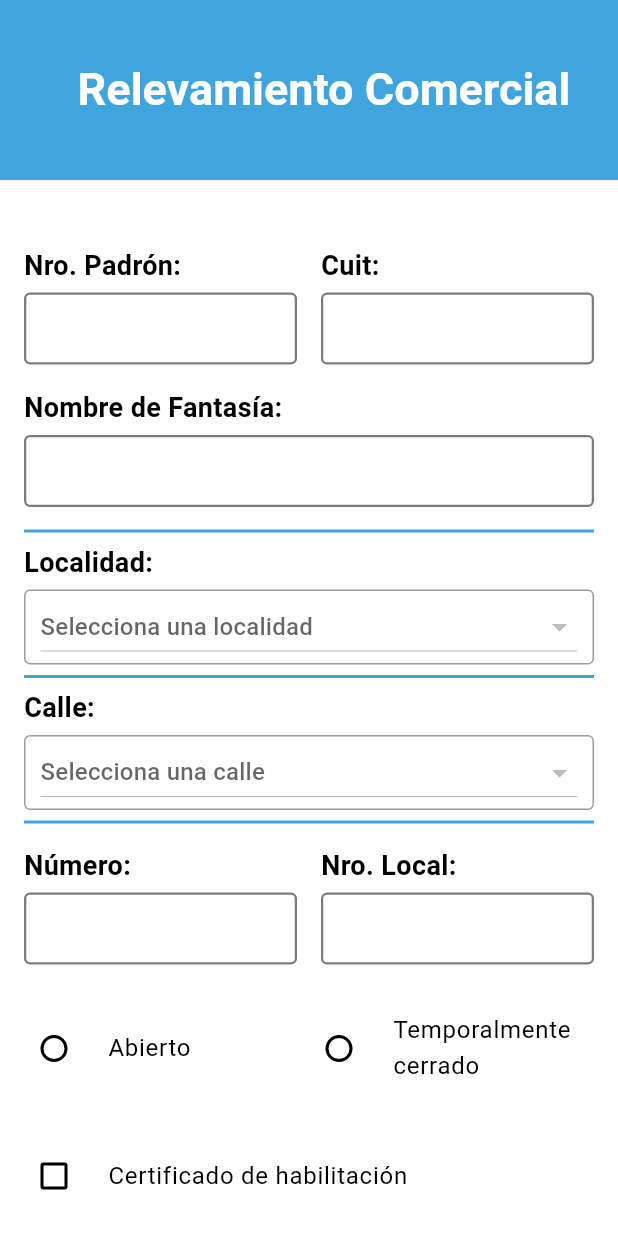
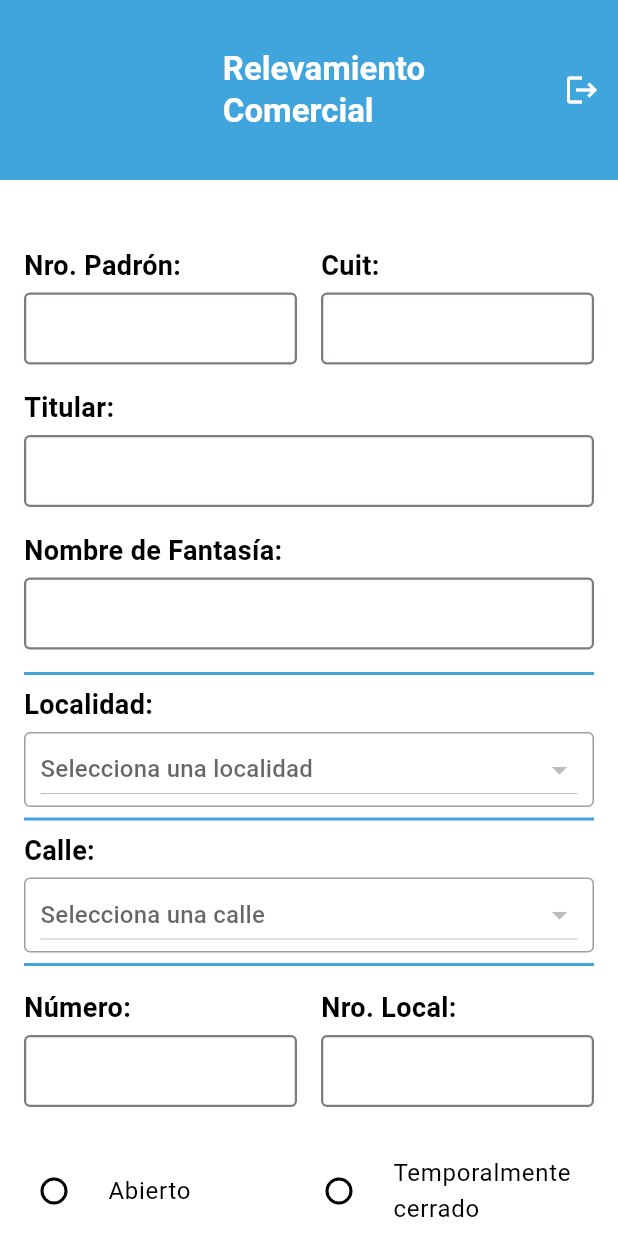
Before and after one commit to Rociotorrano/relevamiento-comercial, a Flutter app: the PadronPage screen opened directly, on a phone screen of 412 x 824 dp. Run offline on Flutter 3.47's test engine with Material 3 defaults, Android fonts, the phone set to English and light mode, and no system bars; our stand-ins replace geolocator, image_picker, shared_preferences; accounts and stored records are empty; network calls fail.

Commit message:
tratando de cambiar el icono

```diff
--- a/relevamientocomercial/lib/padron.dart
+++ b/relevamientocomercial/lib/padron.dart
@@ -55,6 +55,7 @@ class _PadronPageState extends State<PadronPage> {
 
   final TextEditingController _padronController = TextEditingController();
   final TextEditingController _cuitController = TextEditingController();
+  final TextEditingController _titularController = TextEditingController();
   final TextEditingController _nombrefantasiaController =
       TextEditingController();
   final TextEditingController _numeroController = TextEditingController();
@@ -70,7 +71,8 @@ class _PadronPageState extends State<PadronPage> {
   Map<String, bool> _camposValidos = {
     'Nro. Padrón': true,
     'cuit': true,
-    'nombre fantasia': true,
+    'titular': true,
+    'nombrefantasia': true,
     'numero': true,
     'numeroLocal': true,
     'localidad': true,
@@ -108,8 +110,8 @@ class _PadronPageState extends State<PadronPage> {
     // Validar cada campo
     validaciones['Nro. Padrón'] = _padronController.text.isNotEmpty;
     validaciones['cuit'] = _cuitController.text.isNotEmpty;
-    validaciones['nombre de fantasia'] =
-        _nombrefantasiaController.text.isNotEmpty;
+    validaciones['titular'] = _titularController.text.isNotEmpty;
+    validaciones['nombrefantasia'] = _nombrefantasiaController.text.isNotEmpty;
     validaciones['numero'] = _numeroController.text.isNotEmpty;
     validaciones['numeroLocal'] = _numeroLocalController.text.isNotEmpty;
 
@@ -149,6 +151,36 @@ class _PadronPageState extends State<PadronPage> {
         duration: const Duration(seconds: 2),
       ),
     );
+  }
+
+  Future<void> _confirmarSalida() async {
+    bool salir = await showDialog(
+          context: context,
+          builder: (BuildContext context) {
+            return AlertDialog(
+              backgroundColor: Colors.white,
+              title: const Text('Cerrar sesión'),
+              content:
+                  const Text('¿Estás seguro de que querés cerrar la sesión?'),
+              actions: <Widget>[
+                TextButton(
+                  onPressed: () => Navigator.of(context).pop(false),
+                  child: const Text('Cancelar'),
+                ),
+                TextButton(
+                  onPressed: () =>
+                      exit(0), // o Navigator.pushReplacement a login
+                  child: const Text('Salir'),
+                ),
+              ],
+            );
+          },
+        ) ??
+        false;
+
+    if (salir) {
+      exit(0); // O redireccionar al login si tu app maneja usuarios
+    }
   }
 
   Future<void> _sacarFoto() async {
@@ -289,15 +321,37 @@ class _PadronPageState extends State<PadronPage> {
         elevation: 0,
         title: const Padding(
           padding: EdgeInsets.only(left: 20.0),
-          child: Text(
-            'Relevamiento Comercial',
-            style: TextStyle(
-              fontSize: 30,
-              fontWeight: FontWeight.bold,
-              color: Colors.white,
-            ),
+          child: Column(
+            mainAxisAlignment: MainAxisAlignment.center,
+            crossAxisAlignment: CrossAxisAlignment.start,
+            children: [
+              Text(
+                'Relevamiento',
+                style: TextStyle(
+                  fontSize: 22,
+                  fontWeight: FontWeight.bold,
+                  color: Colors.white,
+                ),
+              ),
+              Text(
+                'Comercial',
+                style: TextStyle(
+                  fontSize: 22,
+                  fontWeight: FontWeight.bold,
+                  color: Colors.white,
+                ),
+              ),
+            ],
           ),
         ),
+        actions: [
+          IconButton(
+            icon: const Icon(Icons.logout),
+            onPressed: _confirmarSalida,
+            tooltip: 'Cerrar sesión',
+            color: Colors.white,
+          ),
+        ],
       ),
       body: SingleChildScrollView(
         child: Padding(
@@ -314,10 +368,12 @@ class _PadronPageState extends State<PadronPage> {
                   ),
                   const SizedBox(width: 16),
                   Expanded(
-                    child: _buildTexto('Cuit:', _cuitController),
+                    child:
+                        _buildTexto('Cuit:', _cuitController, isNumeric: true),
                   ),
                 ],
               ),
+              _buildTexto('Titular:', _nombrefantasiaController),
               _buildTexto('Nombre de Fantasía:', _nombrefantasiaController),
               const Divider(color: Color(0xFF40A5DD), thickness: 2),
               _buildDropdownLocalidad(),
@@ -332,7 +388,8 @@ class _PadronPageState extends State<PadronPage> {
                   ),
                   const SizedBox(width: 16),
                   Expanded(
-                    child: _buildTexto('Nro. Local:', _numeroLocalController),
+                    child: _buildTexto('Nro. Local:', _numeroLocalController,
+                        isNumeric: true),
                   ),
                 ],
               ),
@@ -401,12 +458,16 @@ class _PadronPageState extends State<PadronPage> {
                 controlAffinity: ListTileControlAffinity.leading,
                 contentPadding: EdgeInsets.zero,
               ),
-              _buildTexto('Rubros Habilitados:', _rubroshabilotadosController),
-              _buildTexto('Rubros Explotados:', _rubrosexplotadosController),
+              _buildTexto('Rubros Habilitados:', _rubroshabilotadosController,
+                  maxLines: 6),
+              _buildTexto('Rubros Explotados:', _rubrosexplotadosController,
+                  maxLines: 6),
               _buildTexto(
                   'Elementos de publicidad o de ocupación en la vía pública:',
-                  _publicidadController),
-              _buildTexto('Observaciones:', _observacionesController),
+                  _publicidadController,
+                  maxLines: 6),
+              _buildTexto('Observaciones:', _observacionesController,
+                  maxLines: 6),
               const SizedBox(height: 30),
               _buildFotos(),
               const SizedBox(height: 20),
@@ -537,10 +598,12 @@ class _PadronPageState extends State<PadronPage> {
   }
 
   Widget _buildTexto(String label, TextEditingController controller,
-      {bool isNumeric = false}) {
+      {bool isNumeric = false, int maxLines = 1}) {
     String campoKey = '';
     if (controller == _padronController) campoKey = 'Nro. Padrón';
     if (controller == _cuitController) campoKey = 'cuit';
+    if (controller == _numeroController) campoKey = 'titular';
+    if (controller == _numeroController) campoKey = 'nombrefantasia';
     if (controller == _numeroController) campoKey = 'numero';
     if (controller == _numeroLocalController) campoKey = 'numeroLocal';
     if (controller == _rubroshabilotadosController)
@@ -568,7 +631,9 @@ class _PadronPageState extends State<PadronPage> {
           const SizedBox(height: 5),
           TextField(
             controller: controller,
-            keyboardType: isNumeric ? TextInputType.number : TextInputType.text,
+            keyboardType:
+                isNumeric ? TextInputType.number : TextInputType.multiline,
+            maxLines: maxLines,
             decoration: InputDecoration(
               errorText: !esValido ? "*requerido" : null,
               errorStyle: const TextStyle(color: Colors.red),
@@ -587,7 +652,7 @@ class _PadronPageState extends State<PadronPage> {
                 ),
               ),
               contentPadding:
-                  const EdgeInsets.symmetric(horizontal: 10, vertical: 5),
+                  const EdgeInsets.symmetric(horizontal: 10, vertical: 10),
             ),
             onChanged: (value) {
               if (!esValido) {
```
Also changed, not shown: 21 other files.
